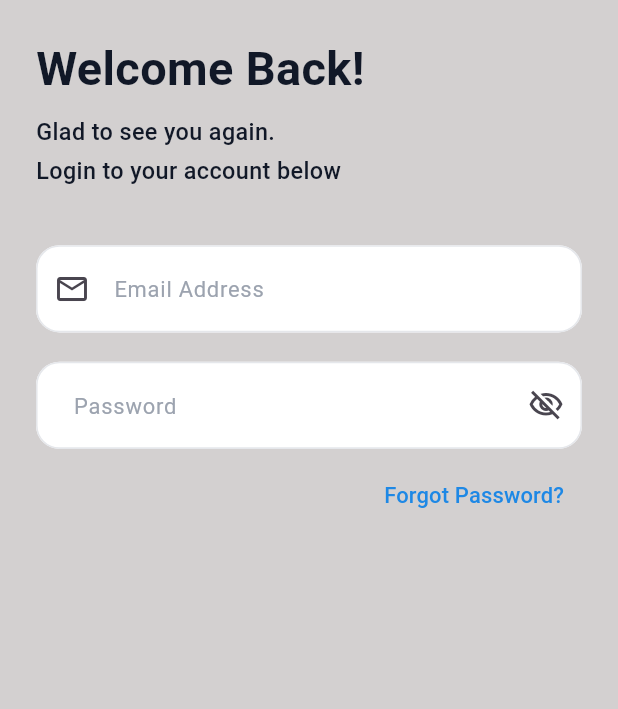
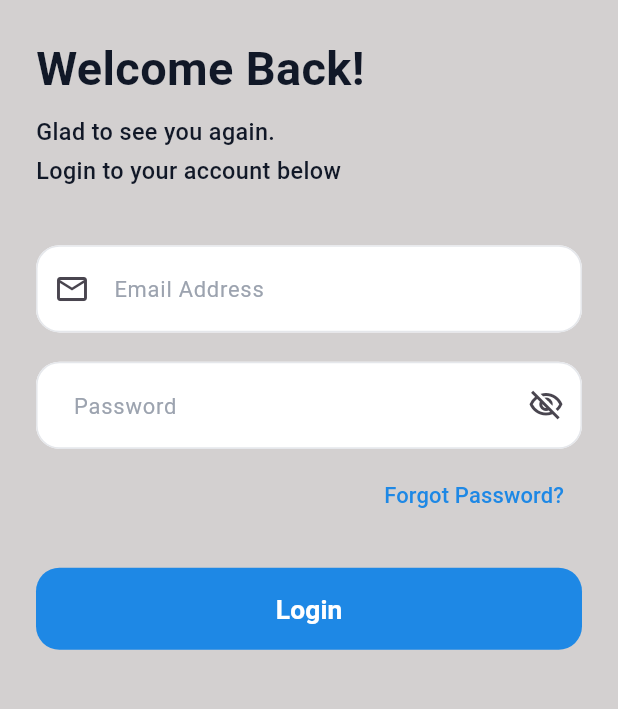
Before and after one commit to AmrReda92/fad-task, a Flutter app: the screen it shows after launch, on a phone screen of 412 x 824 dp, the part 138-847 px from its top. Run offline on Flutter 3.47's test engine with Material 3 defaults, Android fonts, the phone set to English and light mode, and no system bars; our stand-ins replace flutter_screenutil, flutter_svg.

Commit message:
added custom elevated button and login button

```diff
--- /dev/null
+++ b/lib/core/shared_widgets/custom_elevated_button.dart
@@ -0,0 +1,60 @@
+import 'package:fad_app/core/theme/app_colors.dart';
+import 'package:fad_app/core/theme/app_text_styles.dart';
+import 'package:flutter/material.dart';
+import 'package:flutter_screenutil/flutter_screenutil.dart';
+
+class CustomElevatedButton extends StatelessWidget {
+  const CustomElevatedButton({
+    super.key,
+    required this.text,
+    required this.onPressed,
+    this.backgroundColor,
+    this.foregroundColor,
+    this.width = double.infinity,
+    this.borderRadius = 16,
+    this.height = 56,
+    this.isLoading = false,
+  });
+
+  final String text;
+  final VoidCallback? onPressed;
+  final Color? backgroundColor;
+  final Color? foregroundColor;
+  final double width;
+  final double borderRadius;
+  final bool isLoading;
+  final double height;
+
+
+  @override
+  Widget build(BuildContext context) {
+    return SizedBox(
+      width: width,
+      height: height.h,
+      child: ElevatedButton(
+        onPressed: isLoading ? null : onPressed,
+        style: ElevatedButton.styleFrom(
+          elevation: 0,
+          backgroundColor: backgroundColor ?? AppColors.primary,
+          foregroundColor: foregroundColor ?? AppColors.white,
+          shape: RoundedRectangleBorder(
+            borderRadius: BorderRadius.circular(borderRadius.r),
+          ),
+        ),
+        child: isLoading
+            ? SizedBox(
+          width: 22.w,
+          height: 22.w,
+          child: const CircularProgressIndicator(
+            strokeWidth: 2,
+            color: Colors.white,
+          ),
+        )
+            : Text(
+          text,
+          style: AppTextStyles.font18SemiBoldWhite,
+        ),
+      ),
+    );
+  }
+}
--- a/lib/features/auth/presentation/ui/login_screen.dart
+++ b/lib/features/auth/presentation/ui/login_screen.dart
@@ -1,6 +1,7 @@
 import 'package:flutter/material.dart';
 import 'package:flutter_screenutil/flutter_screenutil.dart';
 
+import '../../../../core/shared_widgets/custom_elevated_button.dart';
 import '../../../../core/shared_widgets/custom_text_form_field.dart';
 import '../../../../core/theme/app_text_styles.dart';
 import '../widgets/login_header.dart';
@@ -53,6 +54,11 @@ class LoginScreen extends StatelessWidget {
 
                 SizedBox(height: 24.h),
 
+                CustomElevatedButton(
+                  text: 'Login',
+                  onPressed: () {},
+                ),
+
 
 
               ],
```
